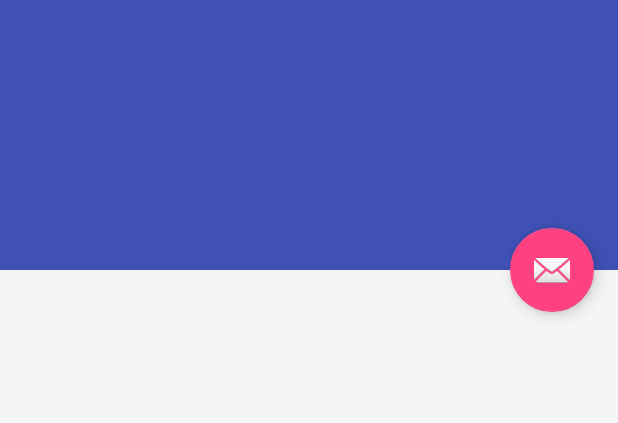
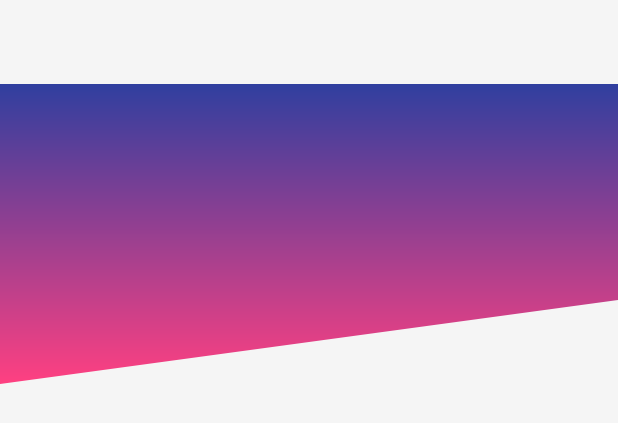
Before and after one commit to mbarta/scr-redesign, an Android app: the layout activity_contact_list.xml on its own in the app's theme, with its tools: preview values and no code run, on a phone screen of 412 x 824 dp. Shown: the top 423 px of the screen. Run offline under Robolectric (Android 15) with nearby library versions, the phone set to English and light mode, and no system bars.

Commit message:
AppBar background, layout behaviour

```diff
--- a/app/src/main/AndroidManifest.xml
+++ b/app/src/main/AndroidManifest.xml
@@ -13,7 +13,7 @@
         android:theme="@style/AppTheme">
         <activity
             android:name=".contactlist.ContactListActivity"
-            android:theme="@style/AppTheme.NoActionBar">
+            android:theme="@style/AppTheme.NoActionBar.Transparent">
             <intent-filter>
                 <action android:name="android.intent.action.MAIN" />
 
--- a/app/src/main/java/me/barta/stayintouch/contactlist/ContactListActivity.kt
+++ b/app/src/main/java/me/barta/stayintouch/contactlist/ContactListActivity.kt
@@ -1,10 +1,13 @@
 package me.barta.stayintouch.contactlist
 
 import android.os.Bundle
+import android.support.design.widget.AppBarLayout
 import kotlinx.android.synthetic.main.activity_contact_list.*
 import me.barta.stayintouch.R
 import me.barta.stayintouch.StayInTouchApplication
 import me.barta.stayintouch.common.ui.MVPActivity
+
+
 
 /**
  * Contact list Activity
@@ -22,8 +25,27 @@ class ContactListActivity : MVPActivity<ContactListContract.View, ContactListPre
     }
 
     private fun setUpViews() {
+        setUpToolbar()
+        setUpViewPager()
+    }
+
+    private fun setUpToolbar() {
         setSupportActionBar(toolbar)
-        setUpViewPager()
+
+        appBar.addOnOffsetChangedListener(object : AppBarLayout.OnOffsetChangedListener {
+            internal var scrollRange = -1
+
+            override fun onOffsetChanged(appBarLayout: AppBarLayout, verticalOffset: Int) {
+                //Initialize the size of the scroll
+                if (scrollRange == -1) {
+                    scrollRange = appBarLayout.totalScrollRange
+                }
+
+                val scale = 1 + verticalOffset / scrollRange.toFloat()
+
+                toolbarArcBackground.setScale(scale)
+            }
+        })
     }
 
     private fun setUpViewPager() {
@@ -31,6 +53,10 @@ class ContactListActivity : MVPActivity<ContactListContract.View, ContactListPre
                 presenter.loadCategories()) { presenter.getFragmentForPosition(it) }
 
         viewPager.adapter = mSectionsPagerAdapter
-        viewPager.offscreenPageLimit = 1
+        viewPager.offscreenPageLimit = 2
+
+        tabs.setupWithViewPager(viewPager)
     }
+
+
 }
--- /dev/null
+++ b/app/src/main/java/me/barta/stayintouch/views/TabLayoutMovingBehavior.kt
@@ -0,0 +1,38 @@
+package me.barta.stayintouch.views
+
+import android.content.Context
+import android.support.design.widget.CoordinatorLayout
+import android.support.design.widget.TabLayout
+import android.support.v4.view.ViewPager
+import android.util.AttributeSet
+import android.util.TypedValue
+import android.view.View
+
+import me.barta.stayintouch.R
+
+/**
+ * Behaviour for TabLayout - to be positioned below Toolbar
+ */
+
+class TabLayoutMovingBehavior : CoordinatorLayout.Behavior<TabLayout> {
+
+    private var topMargin: Int = 0
+
+    constructor()
+
+    constructor(context: Context, attrs: AttributeSet) : super(context, attrs) {
+        val tv = TypedValue()
+        if (context.theme.resolveAttribute(R.attr.actionBarSize, tv, true)) {
+            topMargin = TypedValue.complexToDimensionPixelSize(tv.data, context.resources.displayMetrics)
+        }
+    }
+
+    override fun layoutDependsOn(parent: CoordinatorLayout?, child: TabLayout?, dependency: View?): Boolean {
+        return dependency is ViewPager
+    }
+
+    override fun onDependentViewChanged(parent: CoordinatorLayout, child: TabLayout, dependency: View): Boolean {
+        child.y = dependency.y - topMargin
+        return true
+    }
+}
--- /dev/null
+++ b/app/src/main/java/me/barta/stayintouch/views/ToolbarBackgroundView.kt
@@ -0,0 +1,91 @@
+package me.barta.stayintouch.views
+
+import android.content.Context
+import android.graphics.*
+import android.util.AttributeSet
+import android.view.View
+import me.barta.stayintouch.R
+
+/**
+ * Custom toolbar background view
+ */
+class ToolbarBackgroundView : View {
+    constructor(context: Context) : super(context)
+
+    constructor(context: Context, attrs: AttributeSet?) : super(context, attrs) {
+        resolveAttributes(attrs)
+    }
+
+    constructor(context: Context, attrs: AttributeSet?, defStyleAttr: Int) : super(context, attrs, defStyleAttr) {
+        resolveAttributes(attrs)
+    }
+
+    constructor(context: Context, attrs: AttributeSet?, defStyleAttr: Int, defStyleRes: Int) : super(context, attrs, defStyleAttr, defStyleRes) {
+        resolveAttributes(attrs)
+    }
+
+    private var scale: Float = 1.0f
+    private var topMargin: Int = 0
+
+    private val paint = Paint()
+    private var upperLeft = PointF()
+    private var upperRight = PointF()
+    private var bottomRight = PointF()
+    private var bottomLeft = PointF()
+    private val path = Path()
+
+    private var gradientColourTop = Color.TRANSPARENT
+    private var gradientColourBottom = Color.TRANSPARENT
+    private var gradient = LinearGradient(0f, 0f, 0f, 0f, gradientColourTop, gradientColourBottom, Shader.TileMode.MIRROR)
+
+    init {
+        paint.apply {
+            isAntiAlias = true
+            shader = gradient
+            style = Paint.Style.FILL
+        }
+
+    }
+
+    private fun resolveAttributes(attrs: AttributeSet?) {
+        val a = context.theme.obtainStyledAttributes(attrs, R.styleable.ToolbarBackgroundView, 0, 0)
+
+        try {
+            topMargin = a.getDimensionPixelSize(R.styleable.ToolbarBackgroundView_topMargin, 0)
+            gradientColourTop = a.getColor(R.styleable.ToolbarBackgroundView_gradientColorStart, Color.TRANSPARENT)
+            gradientColourBottom = a.getColor(R.styleable.ToolbarBackgroundView_gradientColorEnd, Color.TRANSPARENT)
+        } finally {
+            a.recycle()
+        }
+    }
+
+    override fun onSizeChanged(w: Int, h: Int, oldw: Int, oldh: Int) {
+        super.onSizeChanged(w, h, oldw, oldh)
+        gradient = LinearGradient(0f, 0f, 0f, h.toFloat(), gradientColourTop, gradientColourBottom, Shader.TileMode.MIRROR)
+        paint.shader = gradient
+    }
+
+    fun setScale(scale: Float) {
+        this.scale = scale
+
+        invalidate()
+    }
+
+    override fun onDraw(canvas: Canvas) {
+        super.onDraw(canvas)
+
+        upperLeft.set(0f, 0f)
+        upperRight.set(width.toFloat(), 0f)
+        bottomRight.set(width.toFloat(), height.toFloat() - topMargin.toFloat() + ((1 - scale) * topMargin.toFloat()))
+        bottomLeft.set(0f, height.toFloat())
+
+        path.reset()
+        path.moveTo(0f, 0f)
+        path.lineTo(upperRight.x, upperRight.y)
+        path.lineTo(bottomRight.x, bottomRight.y)
+        path.lineTo(bottomLeft.x, bottomLeft.y)
+        path.close()
+
+        canvas.drawPath(path, paint)
+    }
+}
--- a/app/src/main/res/layout/activity_contact_list.xml
+++ b/app/src/main/res/layout/activity_contact_list.xml
@@ -8,49 +8,60 @@
     tools:context="me.barta.stayintouch.contactlist.ContactListActivity">
 
     <android.support.design.widget.AppBarLayout
-        android:id="@+id/app_bar"
+        android:id="@+id/appBar"
+        android:background="@android:color/transparent"
         android:layout_width="match_parent"
-        android:layout_height="@dimen/app_bar_height"
-        android:fitsSystemWindows="true"
+        android:layout_height="wrap_content"
+        app:elevation="0dp"
         android:theme="@style/AppTheme.AppBarOverlay">
 
         <android.support.design.widget.CollapsingToolbarLayout
-            android:id="@+id/toolbar_layout"
+            android:id="@+id/collapsing_toolbar"
             android:layout_width="match_parent"
-            android:layout_height="match_parent"
-            android:fitsSystemWindows="true"
-            app:contentScrim="?attr/colorPrimary"
-            app:layout_scrollFlags="scroll|exitUntilCollapsed"
-            app:toolbarId="@+id/toolbar">
+            android:layout_height="wrap_content"
+            app:titleEnabled="false"
+            app:layout_scrollFlags="scroll|exitUntilCollapsed">
+
+            <FrameLayout
+                android:id="@+id/collapsing_content"
+                android:layout_width="match_parent"
+                android:layout_height="200dp">
+
+                <me.barta.stayintouch.views.ToolbarBackgroundView
+                android:id="@+id/toolbarArcBackground"
+                app:topMargin="?attr/actionBarSize"
+                app:gradientColorStart="@color/colorPrimaryDark"
+                app:gradientColorEnd="@color/colorAccent"
+                android:layout_width="match_parent"
+                android:layout_height="match_parent" />
+
+            </FrameLayout>
 
             <android.support.v7.widget.Toolbar
                 android:id="@+id/toolbar"
+                android:background="@android:color/transparent"
+                app:layout_scrollFlags="scroll|exitUntilCollapsed"
                 android:layout_width="match_parent"
-                android:layout_height="?attr/actionBarSize"
-                app:layout_collapseMode="pin"
-                app:popupTheme="@style/AppTheme.PopupOverlay" />
-
-            <android.support.design.widget.TabLayout
-                android:id="@+id/tabs"
-                android:layout_width="match_parent"
-                android:layout_height="wrap_content" />
+                android:layout_height="?attr/actionBarSize" />
 
         </android.support.design.widget.CollapsingToolbarLayout>
+
+
     </android.support.design.widget.AppBarLayout>
+
+    <android.support.design.widget.TabLayout
+        android:id="@+id/tabs"
+        android:layout_width="match_parent"
+        android:layout_height="?attr/actionBarSize"
+        android:background="@android:color/transparent"
+        app:layout_behavior="me.barta.stayintouch.views.TabLayoutMovingBehavior" />
 
     <android.support.v4.view.ViewPager
         android:id="@+id/viewPager"
         android:layout_width="match_parent"
         android:layout_height="match_parent"
+        android:fillViewport="true"
+        app:behavior_overlapTop="96dp"
         app:layout_behavior="@string/appbar_scrolling_view_behavior" />
 
-    <android.support.design.widget.FloatingActionButton
-        android:id="@+id/fab"
-        android:layout_width="wrap_content"
-        android:layout_height="wrap_content"
-        android:layout_margin="@dimen/fab_margin"
-        app:layout_anchor="@id/app_bar"
-        app:layout_anchorGravity="bottom|end"
-        app:srcCompat="@android:drawable/ic_dialog_email" />
-
 </android.support.design.widget.CoordinatorLayout>
--- a/app/src/main/res/layout/contact_list_item.xml
+++ b/app/src/main/res/layout/contact_list_item.xml
@@ -99,8 +99,8 @@
 
     <ImageView
         android:id="@+id/actionButton"
-        android:layout_width="54dp"
-        android:layout_height="40dp"
+        android:layout_width="64dp"
+        android:layout_height="48dp"
         android:layout_marginBottom="12dp"
         android:layout_marginEnd="16dp"
         android:background="@drawable/rectangle"
--- /dev/null
+++ b/app/src/main/res/values/attrs.xml
@@ -0,0 +1,8 @@
+<?xml version="1.0" encoding="utf-8"?>
+<resources>
+    <declare-styleable name="ToolbarBackgroundView">
+        <attr name="topMargin" format="dimension" />
+        <attr name="gradientColorStart" format="color" />
+        <attr name="gradientColorEnd" format="color" />
+    </declare-styleable>
+</resources>
--- a/app/src/main/res/values/styles.xml
+++ b/app/src/main/res/values/styles.xml
@@ -8,11 +8,18 @@
         <item name="colorAccent">@color/colorAccent</item>
 
         <item name="android:windowBackground">@color/background</item>
+
     </style>
 
     <style name="AppTheme.NoActionBar">
         <item name="windowActionBar">false</item>
         <item name="windowNoTitle">true</item>
+    </style>
+
+    <style name="AppTheme.NoActionBar.Transparent" parent="AppTheme.NoActionBar">
+        <item name="android:windowDrawsSystemBarBackgrounds">true</item>
+        <item name="android:windowTranslucentStatus">true</item>
+
     </style>
 
     <style name="AppTheme.AppBarOverlay" parent="ThemeOverlay.AppCompat.Dark.ActionBar" />
```
